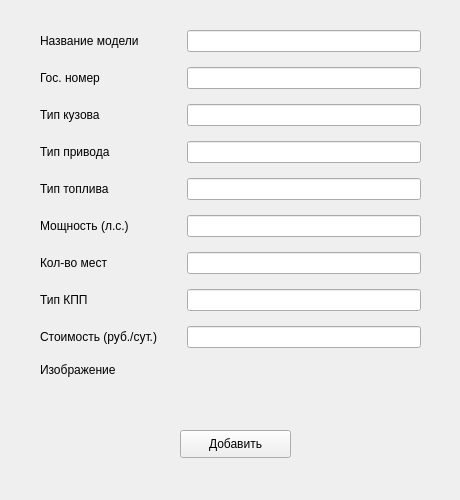
dvraklanov/RentaCar, file app/xml/vehicle_form.ui: the form before one commit.
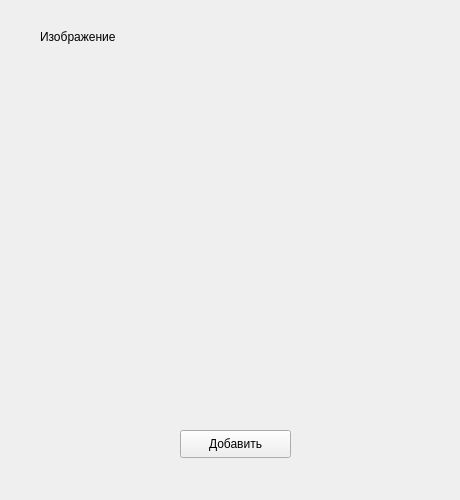
The form after the commit.

Commit message: Отображение формы добавление авто

```diff
--- a/app/xml/vehicle_form.ui
+++ b/app/xml/vehicle_form.ui
@@ -42,97 +42,7 @@
      <number>15</number>
     </property>
     <item row="0" column="0">
-     <widget class="QLabel" name="label">
-      <property name="text">
-       <string>Название модели</string>
-      </property>
-     </widget>
-    </item>
-    <item row="0" column="1">
-     <widget class="QLineEdit" name="lineEdit"/>
-    </item>
-    <item row="1" column="0">
-     <widget class="QLabel" name="label_2">
-      <property name="text">
-       <string>Гос. номер</string>
-      </property>
-     </widget>
-    </item>
-    <item row="1" column="1">
-     <widget class="QLineEdit" name="lineEdit_2"/>
-    </item>
-    <item row="2" column="0">
-     <widget class="QLabel" name="label_3">
-      <property name="text">
-       <string>Тип кузова</string>
-      </property>
-     </widget>
-    </item>
-    <item row="2" column="1">
-     <widget class="QLineEdit" name="lineEdit_3"/>
-    </item>
-    <item row="3" column="0">
-     <widget class="QLabel" name="label_4">
-      <property name="text">
-       <string>Тип привода</string>
-      </property>
-     </widget>
-    </item>
-    <item row="3" column="1">
-     <widget class="QLineEdit" name="lineEdit_4"/>
-    </item>
-    <item row="4" column="0">
-     <widget class="QLabel" name="label_5">
-      <property name="text">
-       <string>Тип топлива</string>
-      </property>
-     </widget>
-    </item>
-    <item row="4" column="1">
-     <widget class="QLineEdit" name="lineEdit_5"/>
-    </item>
-    <item row="5" column="0">
-     <widget class="QLabel" name="label_6">
-      <property name="text">
-       <string>Мощность (л.с.)</string>
-      </property>
-     </widget>
-    </item>
-    <item row="5" column="1">
-     <widget class="QLineEdit" name="lineEdit_6"/>
-    </item>
-    <item row="6" column="0">
-     <widget class="QLabel" name="label_7">
-      <property name="text">
-       <string>Кол-во мест</string>
-      </property>
-     </widget>
-    </item>
-    <item row="6" column="1">
-     <widget class="QLineEdit" name="lineEdit_7"/>
-    </item>
-    <item row="7" column="0">
-     <widget class="QLabel" name="label_8">
-      <property name="text">
-       <string>Тип КПП</string>
-      </property>
-     </widget>
-    </item>
-    <item row="7" column="1">
-     <widget class="QLineEdit" name="lineEdit_8"/>
-    </item>
-    <item row="8" column="0">
-     <widget class="QLabel" name="label_9">
-      <property name="text">
-       <string>Стоимость (руб./сут.)</string>
-      </property>
-     </widget>
-    </item>
-    <item row="8" column="1">
-     <widget class="QLineEdit" name="lineEdit_9"/>
-    </item>
-    <item row="9" column="0">
-     <widget class="QLabel" name="label_10">
+     <widget class="QLabel" name="img">
       <property name="text">
        <string>Изображение</string>
       </property>
```
Left out of the diff: 6 changed lines with no effect on the pictures. The commit also changes 6 other files.
